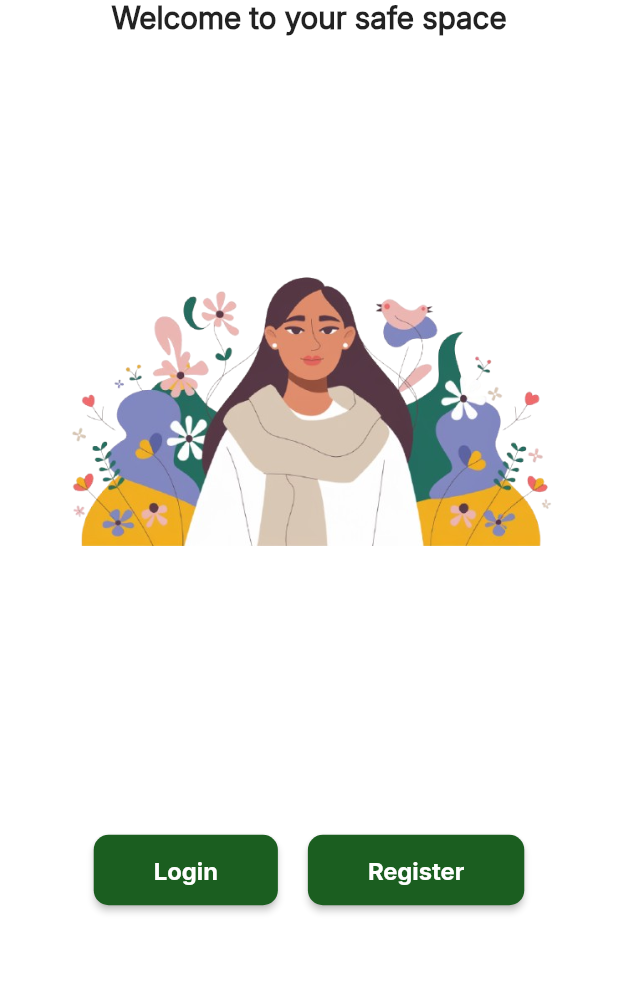
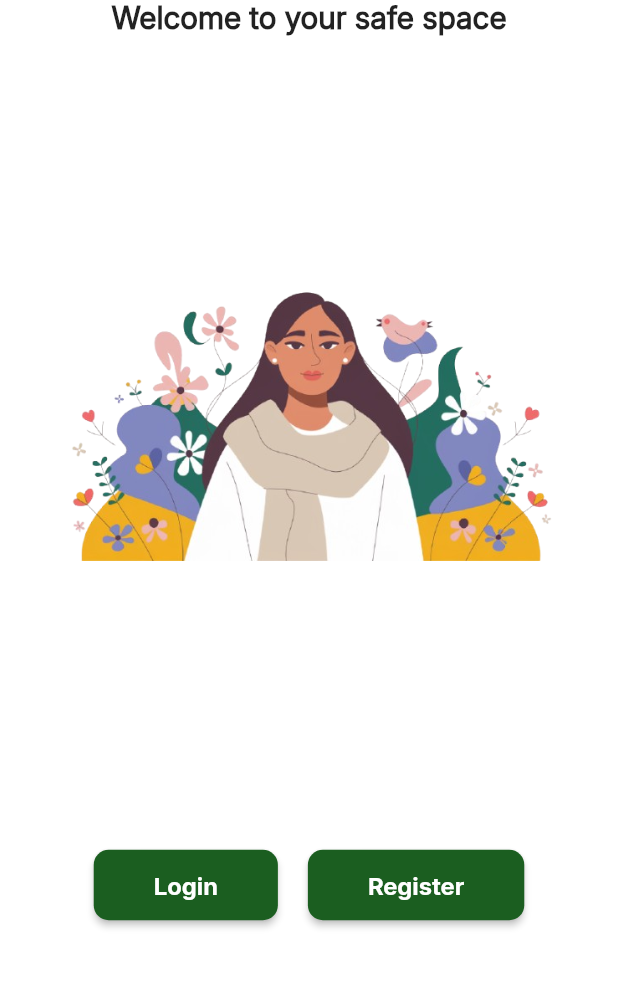
Before and after one commit to Aagya22/MentallWellness, a Flutter app: the LandingScreen screen opened by its route, on a phone screen of 412 x 824 dp, the part 240-1228 px from its top. Run offline on Flutter 3.47's test engine with Material 3 defaults, Android fonts, the phone set to English and light mode, and no system bars; our stand-ins replace connectivity_plus, dartz, dio, equatable, flutter_riverpod, flutter_secure_storage and 5 more; missing offline and left inert: dio_smart_retry; accounts and stored records are empty.

Commit message:
landing screen updated

```diff
--- a/lib/core/api/api_endpoints.dart
+++ b/lib/core/api/api_endpoints.dart
@@ -2,6 +2,8 @@
   ApiEndpoints._();
 
   static const String baseUrl = 'http://10.0.2.2:5050/';
+  // For Physical Device use your computer's IP: 'http://192.168.x.x:5000/api/v1'
+  // static const String baseUrl = 'http://192.168.1.5:5050/';
 
   static const Duration connectionTimeout = Duration(seconds: 15);
   static const Duration receiveTimeout = Duration(seconds: 15);
--- a/lib/features/landing/presentation/pages/Landing_screen.dart
+++ b/lib/features/landing/presentation/pages/Landing_screen.dart
@@ -36,7 +36,7 @@
             ),
           ),
           Padding(
-            padding: const EdgeInsets.all(60),
+            padding: const EdgeInsets.all(50),
             child: Row(
               mainAxisAlignment: MainAxisAlignment.center,
               children: [
```
